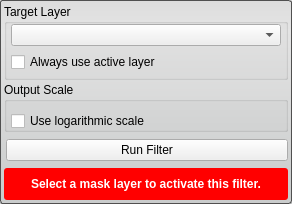
Old version of the form src/Interface/ToolInterface/ConnectedComponentSizeFilterInterface.ui in the repository SCIInstitute/Seg3D.
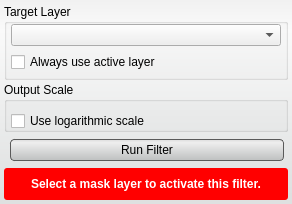
New version of the form. Custom widgets are drawn as their Qt base class.

```diff
--- a/src/Interface/ToolInterface/ConnectedComponentSizeFilterInterface.ui
+++ b/src/Interface/ToolInterface/ConnectedComponentSizeFilterInterface.ui
@@ -22,8 +22,28 @@
   <property name="styleSheet">
    <string notr="true">QWidget#ConnectedComponentSizeFilterInterface{
   border-radius: 3px;
-  border: 1px solid rgb(80, 80,80);
-  background-color: qlineargradient(spread:pad, x1:0.5, y1:0, x2:0.5, y2:0.960227, stop:0 rgba(221, 221, 221, 255), stop:0.155779 rgba(228, 228, 228, 255), stop:1 rgba(202, 204, 204, 255));      
+  background-color: qlineargradient(spread:pad, x1:0.5, y1:0, x2:0.5, y2:0.960227, stop:0 rgba(241, 241, 241, 255), stop:0.155779 rgba(250, 250, 250, 255), stop:1 rgba(222, 224, 224, 255));       
+}
+
+QPushButton{
+  background-color: qlineargradient(spread:pad, x1:0.5, y1:0, x2:0.5, y2:0.960227, stop:0 rgba(221, 221, 221, 255), stop:0.155779 rgba(238, 238, 238, 255), stop:1 rgba(192, 194, 194, 255));
+  border-radius: 4px;
+  border: 1px solid rgb(90, 90, 90);
+  margin:4px;
+}
+
+QPushButton:hover{
+  background-color: qlineargradient(spread:pad, x1:0.5, y1:0, x2:0.5, y2:1, stop:0 rgba(195, 195, 195, 255), stop:0.253769 rgba(206, 206, 206, 255), stop:1 rgba(185, 185, 185, 255));
+  border-radius: 4px;
+  border: 1px solid rgb(90, 90, 90);
+  margin:4px;
+}
+
+QPushButton:pressed{
+  background-color: qlineargradient(spread:pad, x1:0.5, y1:0, x2:0.5, y2:1, stop:0 rgba(150, 150, 150, 255), stop:0.753769 rgba(206, 206, 206, 255), stop:1 rgba(185, 185, 185, 255));
+  border-radius: 4px;
+  border: 1px solid rgb(90, 90, 90);
+  margin:4px;
 }</string>
   </property>
   <layout class="QVBoxLayout" name="verticalLayout">
@@ -194,6 +214,12 @@
           <verstretch>0</verstretch>
          </sizepolicy>
         </property>
+        <property name="minimumSize">
+         <size>
+          <width>0</width>
+          <height>30</height>
+         </size>
+        </property>
         <property name="text">
          <string>Run Filter</string>
         </property>
```
